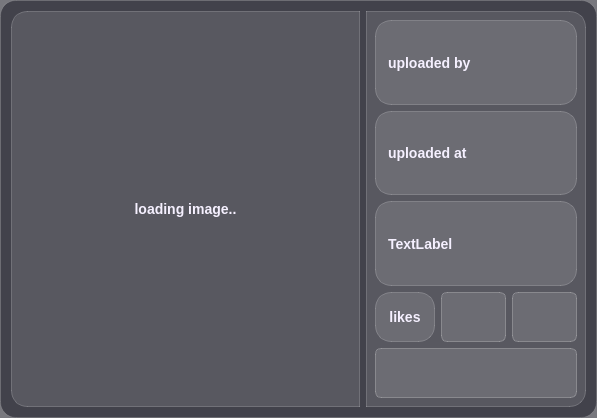
MohammadIbraheem71/Image_filter_applicator, file python_application/gui/ui_files/img_magnified_view.ui: the form before one commit.
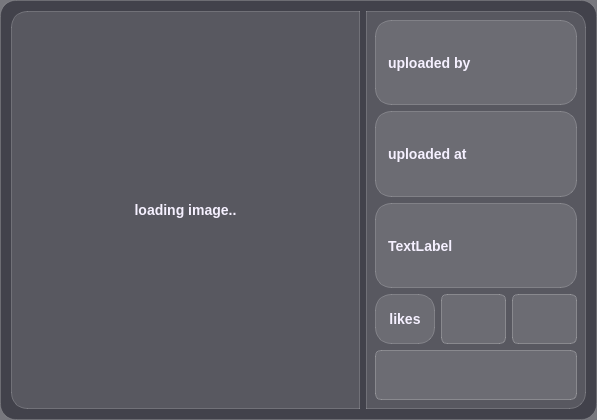
The form after the commit. Icons and pictures are not drawn.

The edit to the form file:
```diff
--- a/python_application/gui/ui_files/img_magnified_view.ui
+++ b/python_application/gui/ui_files/img_magnified_view.ui
@@ -119,8 +119,8 @@
         </property>
         <property name="minimumSize">
          <size>
-          <width>0</width>
-          <height>0</height>
+          <width>330</width>
+          <height>380</height>
          </size>
         </property>
         <property name="text">
```
